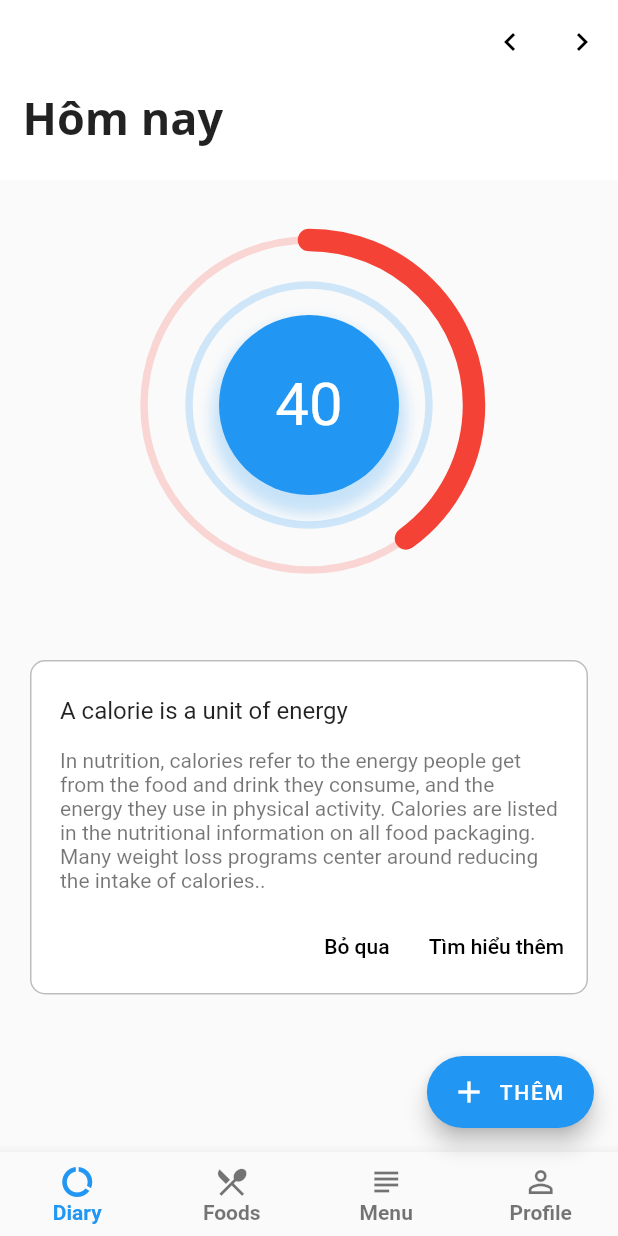
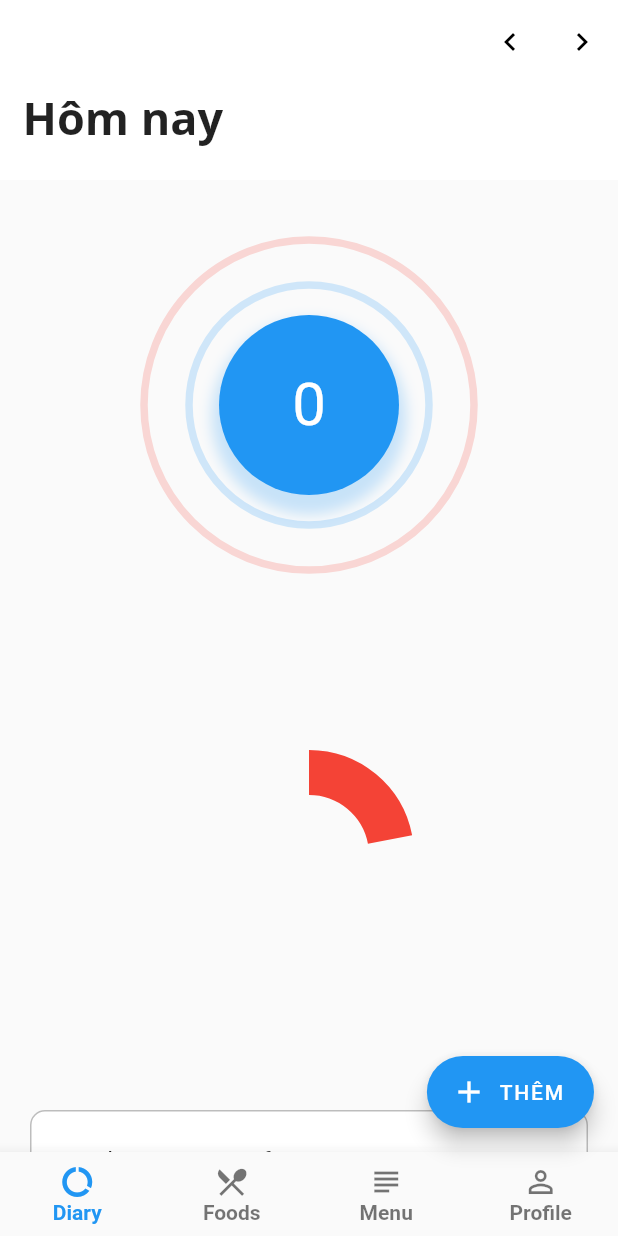
Before and after one commit to trunghieu2570/calories, a Flutter app: the screen it shows after launch, after a tap on the "keyboard arrow left" icon, on a phone screen of 412 x 824 dp. Run offline on Flutter 3.47's test engine with Material 2 defaults, Android fonts, the phone set to English and light mode, and no system bars.

Commit message:
add small_donut_chart widget

```diff
--- a/lib/components/donut_chart.dart
+++ b/lib/components/donut_chart.dart
@@ -50,11 +50,14 @@ class DonutChartPainter extends CustomPainter {
 }
 
 class DonutChart extends StatefulWidget {
+  DonutChart({Key key}) : super(key: key);
   @override
-  _DonutChartState createState() => _DonutChartState();
+  DonutChartState createState() => DonutChartState();
 }
 
-class _DonutChartState extends State<DonutChart> with TickerProviderStateMixin {
+class DonutChartState extends State<DonutChart> with TickerProviderStateMixin {
+
+
   double value;
   AnimationController valueAnimationController;
 
@@ -74,9 +77,13 @@ class _DonutChartState extends State<DonutChart> with TickerProviderStateMixin {
       });
   }
 
+  void playAnimation(){
+    valueAnimationController.forward(from: 0.0);
+  }
+
   @override
   Widget build(BuildContext context) {
-    valueAnimationController.forward(from: 0.4);
+
     return Container(
       child: CustomPaint(
           painter: DonutChartPainter(value: value),
--- /dev/null
+++ b/lib/components/small_donut_chart.dart
@@ -0,0 +1,71 @@
+import 'dart:math';
+import 'dart:ui';
+import 'package:flutter/material.dart';
+import 'package:flutter/widgets.dart';
+
+class SmallDonutChartPainter extends CustomPainter {
+  double value;
+  SmallDonutChartPainter({this.value});
+  @override
+  void paint(Canvas canvas, Size size) {
+    var rect = Offset.zero & size;
+    canvas.clipRect(rect);
+    Paint paint = new Paint()
+      ..color = Colors.red
+      ..style = PaintingStyle.stroke
+      ..strokeCap = StrokeCap.butt
+      ..strokeWidth = 30;
+
+    Offset center = new Offset(size.width / 2, size.height / 2);
+    double radius = min(size.width / 2, size.height / 2);
+    double sweep = 2 * pi * (value / 100);
+    canvas.drawArc(Rect.fromCircle(center: center, radius: radius - paint.strokeWidth / 2),
+        -pi / 2, sweep, false, paint..color = Colors.red);
+  }
+
+  @override
+  bool shouldRepaint(CustomPainter oldDelegate) {
+    return true;
+  }
+}
+
+class SmallDonutChart extends StatefulWidget {
+  SmallDonutChart({Key key}) : super(key: key);
+  @override
+  SmallDonutChartState createState() => SmallDonutChartState();
+}
+
+class SmallDonutChartState extends State<SmallDonutChart>
+    with TickerProviderStateMixin {
+  double value;
+  AnimationController valueAnimationController;
+
+  @override
+  void initState() {
+    super.initState();
+    setState(() {
+      value = 0;
+    });
+    valueAnimationController = new AnimationController(
+      vsync: this,
+      duration: new Duration(milliseconds: 5000),
+    )..addListener(() {
+        setState(() {
+          value = lerpDouble(0, 100, valueAnimationController.value);
+        });
+      });
+  }
+
+  void playAnimation() {
+    valueAnimationController.forward(from: 0.0);
+  }
+
+  @override
+  Widget build(BuildContext context) {
+    return Container(
+      child: CustomPaint(
+        painter: SmallDonutChartPainter(value: value),
+      ),
+    );
+  }
+}
--- a/lib/main.dart
+++ b/lib/main.dart
@@ -1,8 +1,11 @@
+import 'package:calories/components/small_donut_chart.dart';
 import 'package:flutter/material.dart';
 import 'package:calories/components/donut_chart.dart';
 import 'package:flutter/services.dart';
 
 void main() => runApp(MyApp());
+
+GlobalKey<SmallDonutChartState> globalKey = GlobalKey();
 
 class MyApp extends StatelessWidget {
   @override
@@ -36,10 +39,10 @@ class MyHomePage extends StatefulWidget {
   final String title;
 
   @override
-  _MyHomePageState createState() => _MyHomePageState();
+  MyHomePageState createState() => MyHomePageState();
 }
 
-class _MyHomePageState extends State<MyHomePage> with WidgetsBindingObserver {
+class MyHomePageState extends State<MyHomePage> with WidgetsBindingObserver {
   int _counter = 0;
   SystemUiOverlayStyle systemUiOverlayStyle = new SystemUiOverlayStyle(
     statusBarColor: Colors.transparent,
@@ -87,7 +90,7 @@ class _MyHomePageState extends State<MyHomePage> with WidgetsBindingObserver {
 
   void _incrementCounter() {
     setState(() {
-      _counter++;
+      globalKey.currentState.playAnimation();
     });
   }
 
@@ -133,6 +136,12 @@ class _MyHomePageState extends State<MyHomePage> with WidgetsBindingObserver {
                 height: 300,
                 padding: EdgeInsets.all(20),
                 child: DonutChart(),
+              ),
+              Container(
+                height: 300,
+                width: 300,
+                padding: EdgeInsets.all(80),
+                child: SmallDonutChart(key: globalKey,),
               ),
               Card(
                 elevation: 0,
```
